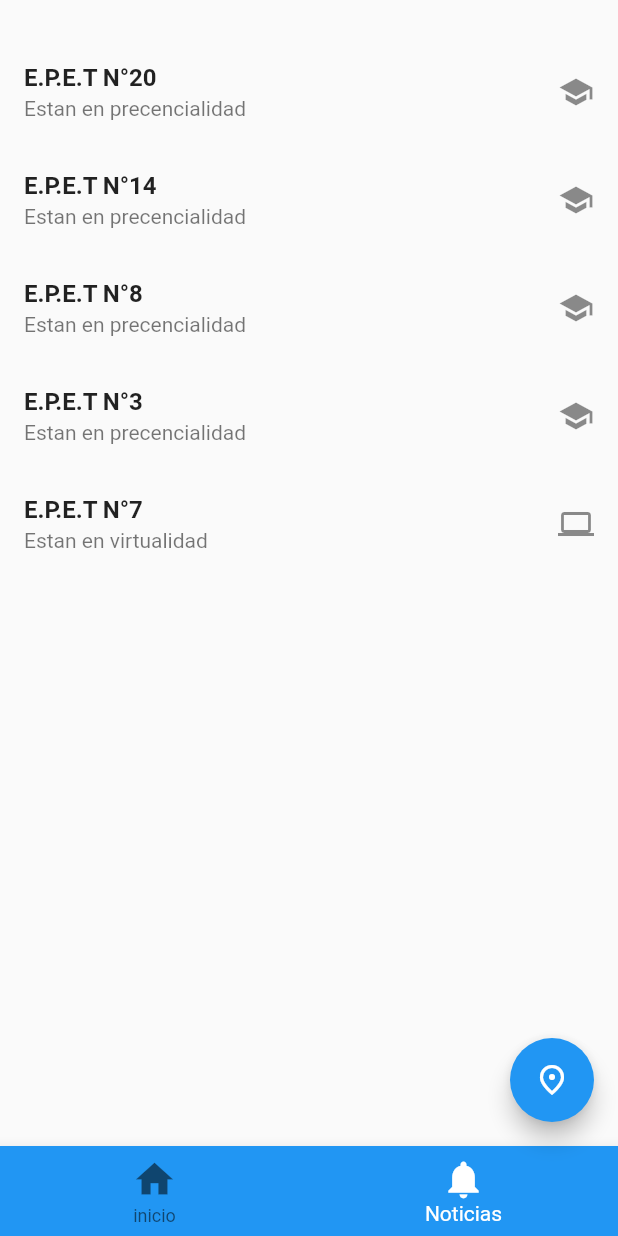
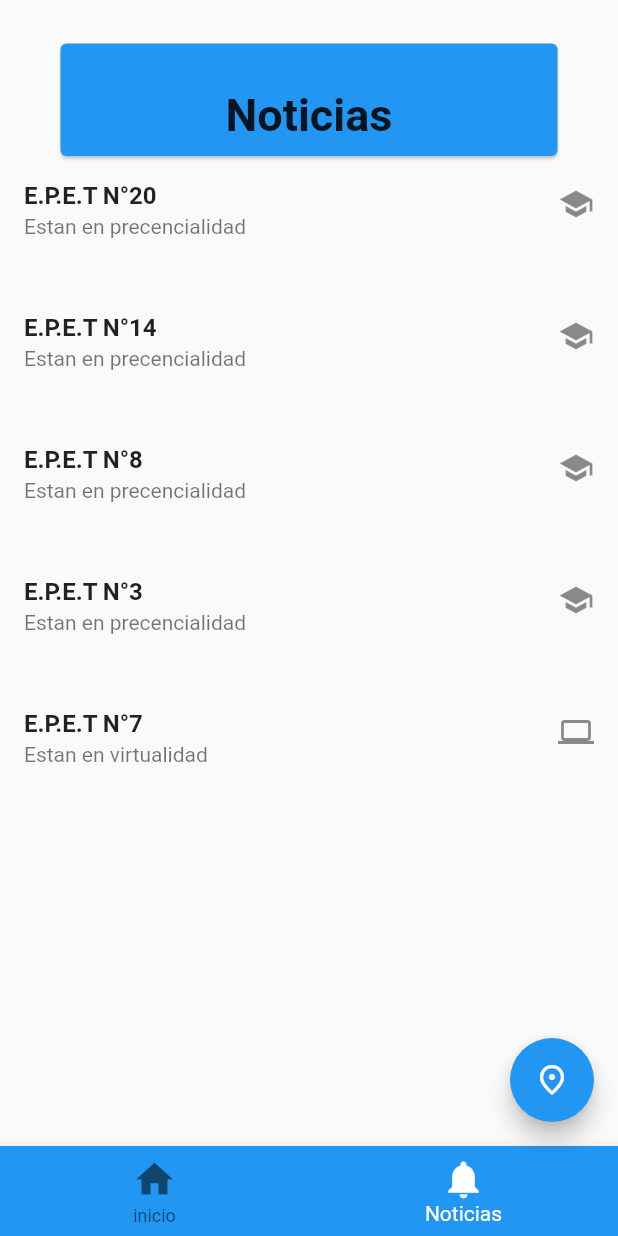
Before and after one commit to MauryBenavidez/School-maps, a Flutter app: the screen it shows after launch, item 2 of the bottom bar chosen, after a tap on the "place" icon, on a phone screen of 412 x 824 dp. Run offline on Flutter 3.47's test engine with Material 2 defaults, Android fonts, the phone set to English and light mode, and no system bars.

Commit message:
Pantalla de Noticias
agregamos un titulo en esta pantalla de noticias

```diff
--- a/lib/views/inicio.dart
+++ b/lib/views/inicio.dart
@@ -1,12 +1,6 @@
-
-
-import 'dart:js';
-
 import 'package:flutter/material.dart';//paquete principal
-
-
-import 'package:schools_maps/views/widgets/barra.dart';
-import 'package:schools_maps/views/widgets/widget_noticias.dart';
+import 'package:schools_maps/views/widgets/barra.dart';//paquete de conexion con barra de busqueda
+import 'package:schools_maps/views/widgets/widget_noticias.dart';//paquete de conexion con noticias
 
 
 class Inicio extends StatefulWidget {
@@ -19,8 +13,8 @@ class Inicio extends StatefulWidget {
 
 class _MyStatefulWidgetState extends State<Inicio> {
 
-  int _selectedIndex = 0;
-  final Screens = [
+  int _selectedIndex = 0;//que pantalla se ve primero
+  final Screens = [//esto me permite navegar entre vistas
      Barra(),
      Widgetnoticias(),
   ];
@@ -35,7 +29,7 @@ class _MyStatefulWidgetState extends State<Inicio> {
 
         child: Column(
 
-          mainAxisSize: MainAxisSize.max,
+          mainAxisSize: MainAxisSize.max,//es el espacio que queda libre en la patalla, en este caso la tenemos en maximo
 
           children: [
             Padding(padding: EdgeInsets.only(//para dar el tamaño a la barra de busqueda
@@ -72,15 +66,15 @@ class _MyStatefulWidgetState extends State<Inicio> {
           ),
 
         ],
-        currentIndex: _selectedIndex,
+        currentIndex: _selectedIndex,//la variable crada para identificar al index
         onTap: (index) => setState(() => _selectedIndex = index),//lo que pasa cuando le doy click
       ),
-      floatingActionButton: FloatingActionButton(
-        onPressed: () {
+      floatingActionButton: FloatingActionButton(//boton flotante en la pantalla de inicio
+        onPressed: () {//aqui va la accion de este boton flotante
 
         },
-        child: const Icon(Icons.place_outlined),
-        backgroundColor: Colors.blue,
+        child: const Icon(Icons.place_outlined),//icono en el boton flotante
+        backgroundColor: Colors.blue,//color del boton flotante
       ),
     );
 
--- a/lib/views/widgets/barra.dart
+++ b/lib/views/widgets/barra.dart
@@ -6,7 +6,7 @@ class Barra extends StatelessWidget {
   Widget build(BuildContext context) {
     return Container(
       alignment: Alignment.center,
-      padding: EdgeInsets.only(
+      padding: EdgeInsets.only(//es
         left: 13.0,
         right: 10.0,
 
@@ -14,7 +14,7 @@ class Barra extends StatelessWidget {
 
       height: 50.0,
       decoration: BoxDecoration(
-        color: Colors.blue,
+        color: Colors.blue,//color de la brrra de busqueda
 
 
         borderRadius:  BorderRadius.circular(20.0),//contorno de la barra de busqueda
--- a/lib/views/widgets/widget_noticias.dart
+++ b/lib/views/widgets/widget_noticias.dart
@@ -8,17 +8,40 @@ class Widgetnoticias extends StatelessWidget {
 
     return Column(
 
+
       children: <Widget>[
-        ListTile(
+        const Card(//cuadro
+          color: Colors.blue,
+          child: Padding(padding: EdgeInsets.only(//tamaño de el cuadro de texto
+            top: 20.0,
+            left: 100.0,
+            right: 100.0,
+
+          ),
+
+          child: Padding(padding: EdgeInsets.all(10.0),
+          child: Text('Noticias',
+          style: TextStyle(fontWeight: FontWeight.bold, fontSize: 30),),
+          ),
+
+          ),
+        ),
+
+
+
+
+        ListTile(//Sirve para tener un cuadrod e texto con 3 lines
           trailing: Icon(Icons.school),
 
           title: Text(
           'E.P.E.T N°20',
-          style: TextStyle(fontWeight: FontWeight.bold, fontSize: 16 ),
+          style: TextStyle(fontWeight: FontWeight.bold, fontSize: 16 ),//estilo de texto
         ),
         subtitle: Text('Estan en precencialidad'),
+        isThreeLine: true,//para separar los cuadros de texto
         ),
-          ListTile(
+
+        ListTile(
 
           trailing: Icon(Icons.school),
 
@@ -27,6 +50,7 @@ class Widgetnoticias extends StatelessWidget {
           style: TextStyle(fontWeight: FontWeight.bold, fontSize: 16 ),
         ),
         subtitle: Text('Estan en precencialidad'),
+        isThreeLine: true,//widget que se mustra despues del texto, aqui esta el icon de casa cuadro
         ),
           ListTile(
           trailing: Icon(Icons.school),
@@ -34,8 +58,11 @@ class Widgetnoticias extends StatelessWidget {
           title: Text(
           'E.P.E.T N°8',
           style: TextStyle(fontWeight: FontWeight.bold, fontSize: 16 ),
+
         ),
         subtitle: Text('Estan en precencialidad'),
+        isThreeLine: true,
+
         ),
           ListTile(
           trailing: Icon(Icons.school),
@@ -45,6 +72,7 @@ class Widgetnoticias extends StatelessWidget {
           style: TextStyle(fontWeight: FontWeight.bold, fontSize: 16 ),
         ),
         subtitle: Text('Estan en precencialidad'),
+        isThreeLine: true,
         ),
           ListTile(
           trailing: Icon(Icons.computer),
@@ -52,8 +80,10 @@ class Widgetnoticias extends StatelessWidget {
           title: Text(
           'E.P.E.T N°7',
           style: TextStyle(fontWeight: FontWeight.bold, fontSize: 16 ),
+
         ),
         subtitle: Text('Estan en virtualidad'),
+        isThreeLine: true,
         ),
 
 
```
